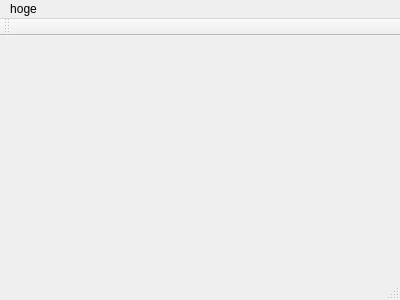
Qt form mainwindow.ui (leejonggun/qt-work) before a commit.
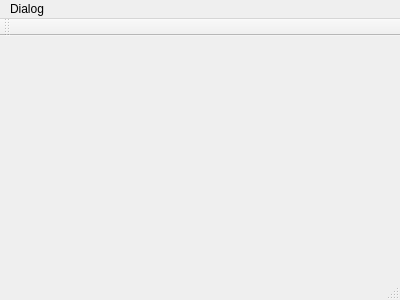
The same form after that commit.

```diff
--- a/mainwindow.ui
+++ b/mainwindow.ui
@@ -23,9 +23,9 @@
      <height>25</height>
     </rect>
    </property>
-   <widget class="QMenu" name="menuHoge">
+   <widget class="QMenu" name="menuDialog">
     <property name="title">
-     <string>hoge</string>
+     <string>Dialog</string>
     </property>
     <widget class="QMenu" name="menuTest">
      <property name="title">
@@ -35,7 +35,7 @@
     </widget>
     <addaction name="menuTest"/>
    </widget>
-   <addaction name="menuHoge"/>
+   <addaction name="menuDialog"/>
   </widget>
   <widget class="QToolBar" name="mainToolBar">
    <attribute name="toolBarArea">
```
Left out of the diff: 25 changed lines with no effect on the pictures.
